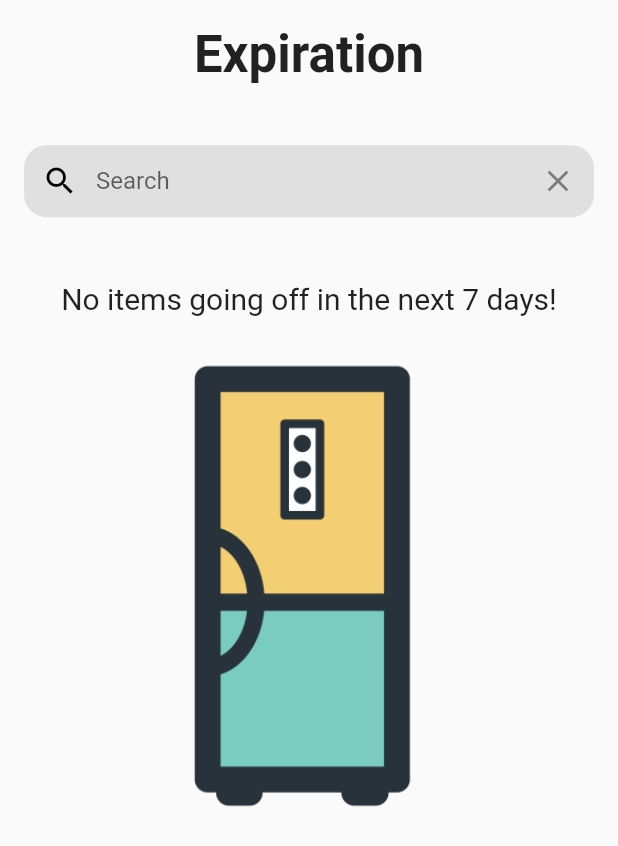
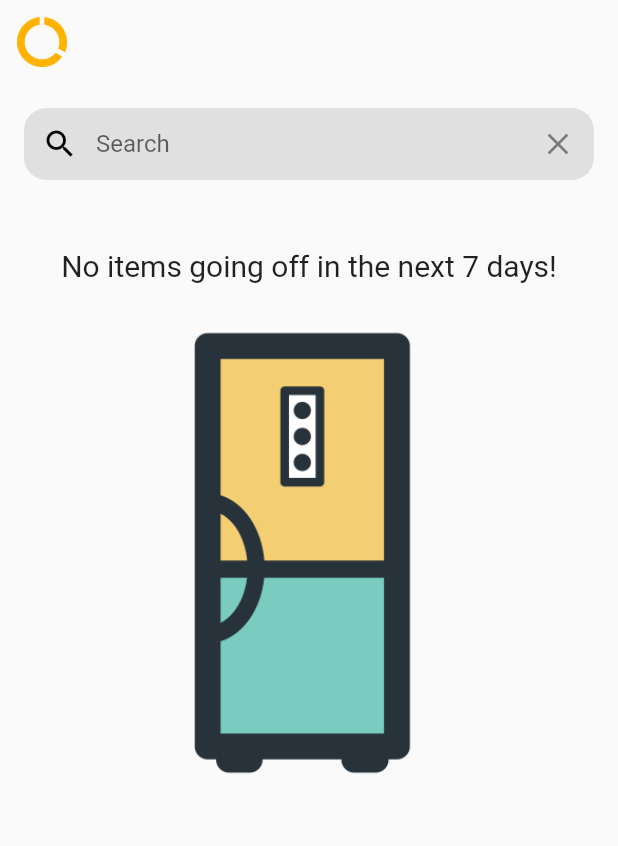
Before and after one commit to NterpriseCEO/GoogleSolutions, a Flutter app: the ExpirationPage screen opened directly, on a phone screen of 412 x 824 dp. Shown: the top 846 px of the screen. Run offline on Flutter 3.47's test engine with Material 2 defaults, Android fonts, the phone set to English and light mode, and no system bars; our stand-ins replace camera, cloud_firestore, firebase_auth, firebase_core, firebase_messaging, flutter_local_notifications and 9 more; missing offline and left inert: flutter_picker, google_ml_kit; accounts and stored records are empty; statements that could not run were skipped.

Commit message:
Small changes to Dashboard and Expiration page

```diff
--- a/lib/components/InventoryCard.dart
+++ b/lib/components/InventoryCard.dart
@@ -65,7 +65,7 @@ class _InventoryCardState extends State<InventoryCard> {
                       ) : Container(),
                   ),
                   Expanded(
-                    flex: 1,
+                    flex: widget.isBreakdownCard ? 2 : 1,
                     child: Text(
                       widget.isBreakdownCard ? widget.category != "NA" ? "${widget.expiredAmount}%" : "" : widget.category,
                       overflow: TextOverflow.ellipsis,
--- a/lib/pages/Dashboard.dart
+++ b/lib/pages/Dashboard.dart
@@ -55,10 +55,9 @@ class _DashboardState extends State<Dashboard> {
     ];
     DateTime d = DateTime.now();
 
-    int number = 0;
     for (String category in categories) {
-      print("The number $number");
       List<int> expired = await CalculateData(category);
+      //print("expired yo ${expired[0]}");
       inventoryCards?.add(InventoryCard(
         category: category,
         isBreakdownCard: true,
@@ -66,7 +65,6 @@ class _DashboardState extends State<Dashboard> {
       );
       total += expired[1];
       expiredAmount += expired[2];
-      number++;
     }
 
     return 1;
@@ -83,6 +81,7 @@ class _DashboardState extends State<Dashboard> {
           future: getCards(),
           builder: (BuildContext context, AsyncSnapshot<int> snapshot) {
             if (snapshot.hasData) {
+              print("!broooooooooooooo $expiredAmount");
               return CustomScrollView(
                 slivers: [
                   SliverAppBar(
--- a/lib/pages/ExpirationPage.dart
+++ b/lib/pages/ExpirationPage.dart
@@ -25,21 +25,28 @@ class _ExpirationPageState extends State<ExpirationPage> {
 
   @override
   Widget build(BuildContext context) {
-    return Padding(
+    return Scaffold(
+      appBar: AppBar(
+        backgroundColor: Colors.transparent,
+        elevation: 0,
+        leading: IconButton(
+          iconSize: 40,
+          tooltip: 'Expiration',
+          icon: Icon(
+            Icons.data_usage,
+            color: Colors.amber[600],
+            semanticLabel: "Test",
+          ),
+          onPressed: () {
+            Navigator.pushNamed(context, "/Dashboard");
+          },
+        ),
+      ),
+      body: Padding(
         padding: EdgeInsets.fromLTRB(16.0, 16.0, 16.0, 0.0),
         child: Column(
           children: <Widget>[
             //The title of the page
-          Expanded(
-            flex: 1,
-            child: Text(
-              "Expiration",
-              style: TextStyle(
-                fontSize: 34.0,
-                fontWeight: FontWeight.bold,
-              ),
-            ),
-          ),
             Expanded(
               flex: 1,
               child: TextField(
@@ -101,6 +108,7 @@ class _ExpirationPageState extends State<ExpirationPage> {
             ),
           ],
         ),
+      ),
     );
   }
 }
```
Also changed, not shown: lib/components/menu.dart (+2 -9 lines). Lines whose indentation alone changed are shown as unchanged.
